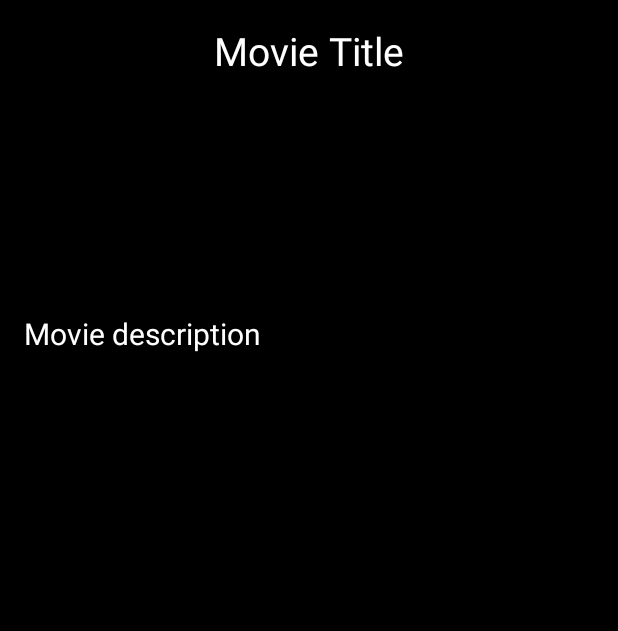
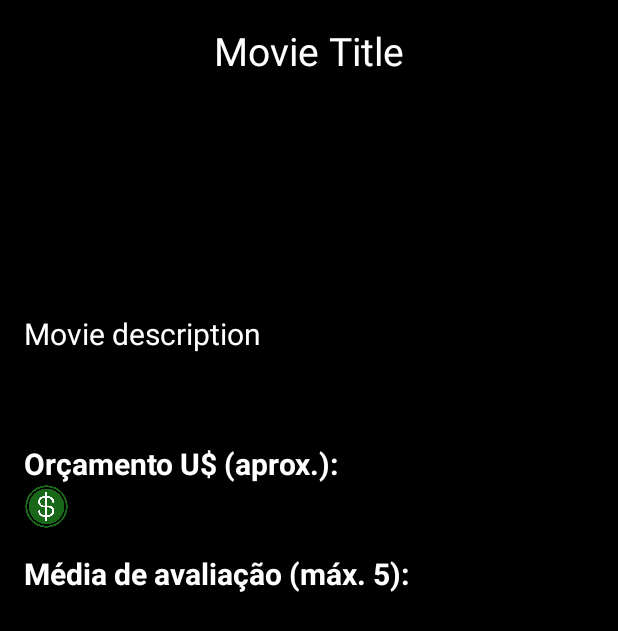
Before and after one commit to spolaorthays/filmoteca, an Android app: the layout activity_detail.xml on its own in the app's theme, with its tools: preview values and no code run, on a phone screen of 412 x 824 dp. Shown: the top 631 px of the screen. Run offline under Robolectric (Android 15) with nearby library versions, the phone set to English and light mode, and no system bars.

Commit message:
Inserindo sessões na tela de detalhes

```diff
--- a/moviedetails/src/main/java/br/com/spolaorthays/filmoteca/moviedetails/presentation/DetailActivity.kt
+++ b/moviedetails/src/main/java/br/com/spolaorthays/filmoteca/moviedetails/presentation/DetailActivity.kt
@@ -9,6 +9,7 @@ import br.com.spolaorthays.filmoteca.shared.R as Rshared
 import br.com.spolaorthays.filmoteca.moviedetails.databinding.ActivityDetailBinding
 import br.com.spolaorthays.filmoteca.moviedetails.presentation.adapter.DetailsGenreRecyclerViewAdapter
 import br.com.spolaorthays.filmoteca.shared.extensions.formatBRDate
+import br.com.spolaorthays.filmoteca.shared.extensions.formatDollar
 import br.com.spolaorthays.filmoteca.shared.model.Constants.BASE_IMAGE_LINK
 import br.com.spolaorthays.filmoteca.shared.model.Constants.POST_HEIGHT_DETAIL_SIZE
 import br.com.spolaorthays.filmoteca.shared.model.Constants.POST_WIDTH_DETAIL_SIZE
@@ -55,8 +56,8 @@ class DetailActivity : DaggerAppCompatActivity() {
                     val releaseDate = formatBRDate(movie.releaseDate)
                     binding.detailsDebut.text =
                         String.format(getString(R.string.release_date_text), releaseDate)
-                    //Produtoras
-                    //orçamento (colocar cifrão)
+                    binding.detailsBudget.detailsBudgetValue.text = formatDollar(movie.budget)
+                    //todo Add Produtoras
                     setupVotes(movie.voteAverage)
                 }
             }
--- a/moviedetails/src/main/res/layout/activity_detail.xml
+++ b/moviedetails/src/main/res/layout/activity_detail.xml
@@ -57,6 +57,13 @@
             android:textSize="20sp"/>
 
         <include
+            android:id="@+id/detailsBudget"
+            layout="@layout/budget_item"
+            android:layout_width="match_parent"
+            android:layout_height="wrap_content"
+            android:layout_marginBottom="16dp" />
+
+        <include
             android:id="@+id/starLayout"
             layout="@layout/vote_star_items"
             android:layout_width="match_parent"
--- /dev/null
+++ b/moviedetails/src/main/res/layout/budget_item.xml
@@ -0,0 +1,42 @@
+<?xml version="1.0" encoding="utf-8"?>
+<androidx.constraintlayout.widget.ConstraintLayout xmlns:android="http://schemas.android.com/apk/res/android"
+    xmlns:app="http://schemas.android.com/apk/res-auto"
+    android:layout_width="match_parent"
+    android:layout_height="wrap_content"
+    android:orientation="horizontal"
+    android:background="@color/black">
+
+    <TextView
+        android:id="@+id/budgetTitle"
+        android:layout_width="match_parent"
+        android:layout_height="wrap_content"
+        android:textColor="@color/white"
+        android:textSize="20sp"
+        android:textStyle="bold"
+        app:layout_constraintEnd_toEndOf="parent"
+        app:layout_constraintStart_toStartOf="parent"
+        app:layout_constraintTop_toTopOf="parent"
+        android:text="@string/budget_text"/>
+
+    <androidx.appcompat.widget.AppCompatImageView
+        android:id="@+id/detailsBudgetIcon"
+        android:layout_width="30dp"
+        android:layout_height="30dp"
+        app:layout_constraintBottom_toBottomOf="@+id/detailsBudgetValue"
+        app:layout_constraintStart_toStartOf="parent"
+        app:layout_constraintTop_toTopOf="@+id/detailsBudgetValue"
+        app:srcCompat="@drawable/ic_dollar" />
+
+    <TextView
+        android:id="@+id/detailsBudgetValue"
+        android:layout_width="0dp"
+        android:layout_height="wrap_content"
+        android:layout_marginStart="8dp"
+        android:textColor="@color/white"
+        android:textSize="20sp"
+        app:layout_constraintBottom_toBottomOf="parent"
+        app:layout_constraintEnd_toEndOf="parent"
+        app:layout_constraintStart_toEndOf="@+id/detailsBudgetIcon"
+        app:layout_constraintTop_toBottomOf="@+id/budgetTitle" />
+
+</androidx.constraintlayout.widget.ConstraintLayout>
--- a/moviedetails/src/main/res/layout/vote_star_items.xml
+++ b/moviedetails/src/main/res/layout/vote_star_items.xml
@@ -1,5 +1,20 @@
 <?xml version="1.0" encoding="utf-8"?>
 <LinearLayout xmlns:android="http://schemas.android.com/apk/res/android"
+    android:layout_width="match_parent"
+    android:layout_height="wrap_content"
+    android:background="@color/black"
+    android:orientation="vertical">
+
+    <TextView
+        android:id="@+id/budgetTitle"
+        android:layout_width="match_parent"
+        android:layout_height="wrap_content"
+        android:text="@string/vote_average_text"
+        android:textColor="@color/white"
+        android:textSize="20sp"
+        android:textStyle="bold" />
+
+    <LinearLayout
         android:layout_width="match_parent"
         android:layout_height="wrap_content"
         android:orientation="horizontal">
@@ -28,5 +43,5 @@
             android:id="@+id/voteStar5"
             android:layout_width="25dp"
             android:layout_height="25dp" />
-
     </LinearLayout>
+</LinearLayout>
--- a/moviedetails/src/main/res/values/strings.xml
+++ b/moviedetails/src/main/res/values/strings.xml
@@ -1,4 +1,6 @@
 <resources>
     <string name="release_date_text">Data de estreia: %1$s</string>
     <string name="no_description">"Sem descrição no momento :("</string>
+    <string name="budget_text">Orçamento U$ (aprox.):</string>
+    <string name="vote_average_text">Média de avaliação (máx. 5):</string>
 </resources>
--- a/shared/src/main/java/br/com/spolaorthays/filmoteca/shared/extensions/StringExtensions.kt
+++ b/shared/src/main/java/br/com/spolaorthays/filmoteca/shared/extensions/StringExtensions.kt
@@ -1,5 +1,7 @@
 package br.com.spolaorthays.filmoteca.shared.extensions
 
+import br.com.spolaorthays.filmoteca.shared.model.Constants.NOT_AVAILABLE
+import java.text.NumberFormat
 import java.text.SimpleDateFormat
 import java.util.Locale
 
@@ -11,6 +13,17 @@ fun formatBRDate(originalDate: String): String {
         val parserDate = originalDateFormat.parse(originalDate)
         return neededDateFormat.format(parserDate)
     } catch (_: Exception) {
-        "Não disponível"
+        NOT_AVAILABLE
     }
 }
+
+fun formatDollar(budget: Long): String {
+    val numberFormatUS = NumberFormat.getCurrencyInstance(Locale.US)
+    val formatLongValue = numberFormatUS.format(budget)
+    val finalValue = formatLongValue.substring(1, formatLongValue.length)
+    return if (finalValue == "0.00") {
+        NOT_AVAILABLE
+    } else {
+        finalValue
+    }
+}
--- a/shared/src/main/java/br/com/spolaorthays/filmoteca/shared/model/Constants.kt
+++ b/shared/src/main/java/br/com/spolaorthays/filmoteca/shared/model/Constants.kt
@@ -23,4 +23,7 @@ object Constants {
 
     // Base image url
     const val BASE_IMAGE_LINK = "https://image.tmdb.org/t/p/original/"
+
+    // Error or Invalid data
+    const val NOT_AVAILABLE = "Não disponível"
 }
```
Also changed, not shown: shared/src/main/res/drawable/ic_dollar.png (added). Lines whose indentation alone changed are shown as unchanged.
